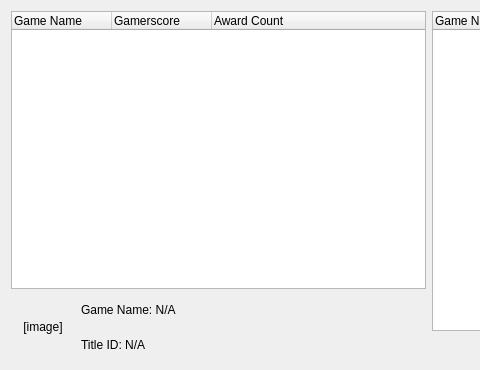
Old version of the form Velocity/gameadderdialog.ui in the repository hetelek/Velocity; both pictures show x 0 to 480 and y 0 to 370 of the 857 by 370 pixel window.
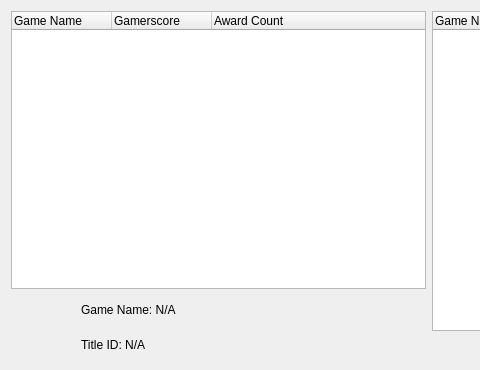
New version of the form. Icons and pictures are not drawn.

Commit message: removes temporary file that was forgotten

Diff of the .ui file:
```diff
--- a/Velocity/gameadderdialog.ui
+++ b/Velocity/gameadderdialog.ui
@@ -58,7 +58,7 @@
           </size>
          </property>
          <property name="text">
-          <string>[image]</string>
+          <string/>
          </property>
          <property name="alignment">
           <set>Qt::AlignCenter</set>
```
The commit also changes 1 other file.
